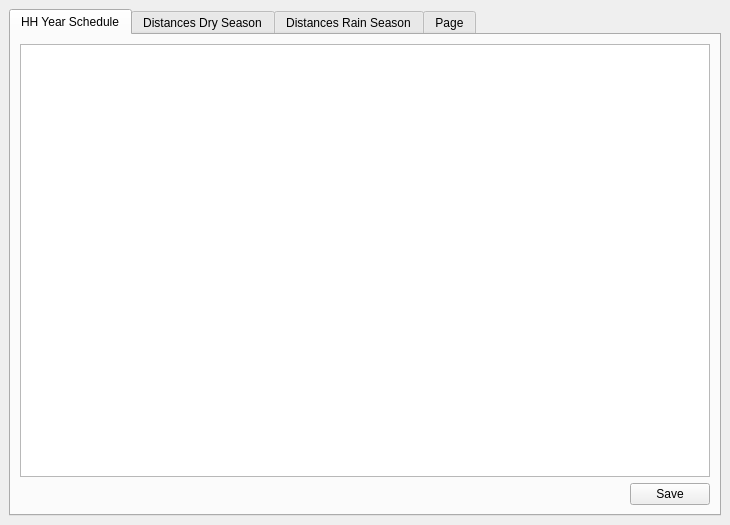
Qt form Nouna_PCVRP/qt-project/ver02.02/nouna_project/reportwindow.ui (tikhoncheva/work) before a commit.
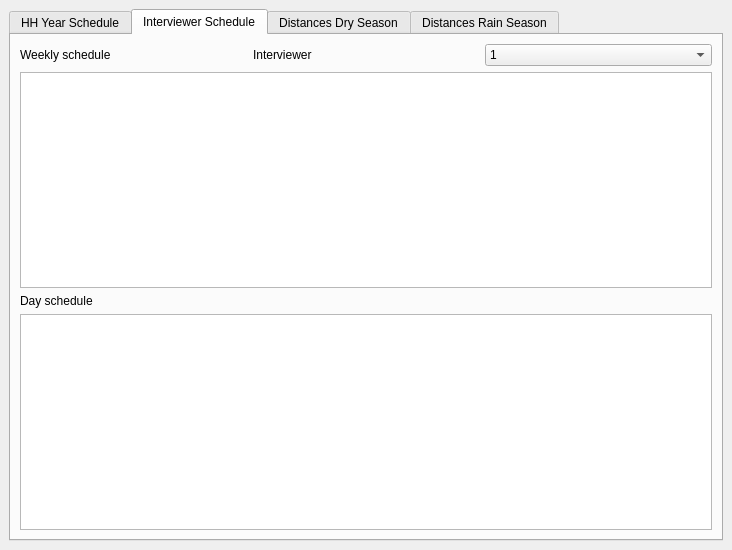
The same form after that commit.

Commit message: added two new tables on the report window

Patch:
```diff
--- a/Nouna_PCVRP/qt-project/ver02.02/nouna_project/reportwindow.ui
+++ b/Nouna_PCVRP/qt-project/ver02.02/nouna_project/reportwindow.ui
@@ -6,22 +6,22 @@
    <rect>
     <x>0</x>
     <y>0</y>
-    <width>730</width>
-    <height>525</height>
+    <width>732</width>
+    <height>550</height>
    </rect>
   </property>
   <property name="windowTitle">
    <string>Report</string>
   </property>
   <widget class="QWidget" name="centralwidget">
-   <layout class="QVBoxLayout" name="verticalLayout_2">
-    <item>
+   <layout class="QGridLayout" name="gridLayout_4">
+    <item row="0" column="0">
      <widget class="QTabWidget" name="tabWidget">
       <property name="tabShape">
        <enum>QTabWidget::Rounded</enum>
       </property>
       <property name="currentIndex">
-       <number>0</number>
+       <number>1</number>
       </property>
       <widget class="QWidget" name="tab_1">
        <attribute name="title">
@@ -57,6 +57,92 @@
         </item>
        </layout>
       </widget>
+      <widget class="QWidget" name="tab_4">
+       <attribute name="title">
+        <string>Interviewer Schedule</string>
+       </attribute>
+       <layout class="QGridLayout" name="gridLayout_5">
+        <item row="0" column="1">
+         <widget class="QLabel" name="label_Interviewer">
+          <property name="text">
+           <string>Interviewer</string>
+          </property>
+         </widget>
+        </item>
+        <item row="0" column="0">
+         <widget class="QLabel" name="label_wSchedule">
+          <property name="text">
+           <string>Weekly schedule</string>
+          </property>
+         </widget>
+        </item>
+        <item row="3" column="0" colspan="3">
+         <widget class="QTableWidget" name="tableWidget_dayplans">
+          <property name="maximumSize">
+           <size>
+            <width>16777215</width>
+            <height>16777215</height>
+           </size>
+          </property>
+          <property name="inputMethodHints">
+           <set>Qt::ImhMultiLine</set>
+          </property>
+          <property name="selectionBehavior">
+           <enum>QAbstractItemView::SelectRows</enum>
+          </property>
+          <property name="textElideMode">
+           <enum>Qt::ElideMiddle</enum>
+          </property>
+         </widget>
+        </item>
+        <item row="0" column="2">
+         <widget class="QComboBox" name="comboBoxInterviewer">
+          <property name="enabled">
+           <bool>true</bool>
+          </property>
+          <property name="currentIndex">
+           <number>0</number>
+          </property>
+          <item>
+           <property name="text">
+            <string>1</string>
+           </property>
+          </item>
+         </widget>
+        </item>
+        <item row="2" column="0">
+         <widget class="QLabel" name="label_dSchedule">
+          <property name="text">
+           <string>Day schedule</string>
+          </property>
+         </widget>
+        </item>
+        <item row="1" column="0" colspan="3">
+         <widget class="QTableWidget" name="tableWidget_weekplans">
+          <property name="maximumSize">
+           <size>
+            <width>16777215</width>
+            <height>16777215</height>
+           </size>
+          </property>
+          <property name="font">
+           <font>
+            <pointsize>9</pointsize>
+           </font>
+          </property>
+          <property name="selectionBehavior">
+           <enum>QAbstractItemView::SelectRows</enum>
+          </property>
+          <property name="textElideMode">
+           <enum>Qt::ElideMiddle</enum>
+          </property>
+          <attribute name="verticalHeaderVisible">
+           <bool>false</bool>
+          </attribute>
+         </widget>
+        </item>
+       </layout>
+      </widget>
       <widget class="QWidget" name="tab_2">
        <attribute name="title">
         <string>Distances Dry Season</string>
@@ -77,11 +163,6 @@
         </item>
        </layout>
       </widget>
-      <widget class="QWidget" name="tab">
-       <attribute name="title">
-        <string>Page</string>
-       </attribute>
-      </widget>
      </widget>
     </item>
    </layout>
```
Left out of the diff: 2 changed lines with no effect on the pictures. The commit also changes 11 other files.
